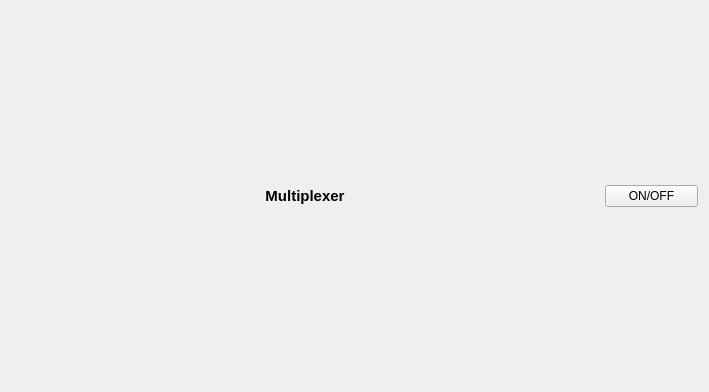
This is lattice/clients/qtui/Multiplexer.ui in HaeffnerLab/HaeffnerLabLattice as Qt 5 draws it before an edit. The edited form follows.
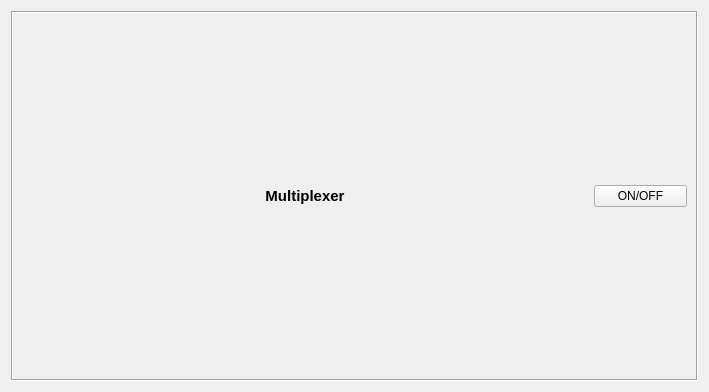
This is the edited form.

Patch:
```diff
--- a/lattice/clients/qtui/Multiplexer.ui
+++ b/lattice/clients/qtui/Multiplexer.ui
@@ -21,6 +21,13 @@
   </property>
   <layout class="QVBoxLayout" name="verticalLayout">
    <item>
+    <widget class="QFrame" name="frame">
+     <property name="frameShape">
+      <enum>QFrame::Box</enum>
+     </property>
+     <property name="frameShadow">
+      <enum>QFrame::Sunken</enum>
+     </property>
     <layout class="QGridLayout" name="gridLayout" rowstretch="1,0" columnstretch="10,0,0">
      <item row="0" column="0" colspan="2">
       <widget class="QLabel" name="label_widget">
@@ -84,6 +91,7 @@
       </layout>
      </item>
     </layout>
+    </widget>
    </item>
   </layout>
  </widget>
```
Lines whose indentation alone changed are shown as unchanged.
